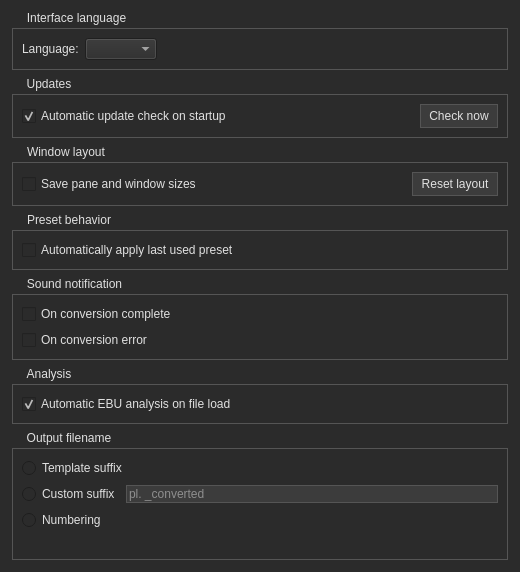
This is app/gui_qt/ui/settings_dialog.ui in plexlevi/FFBuilder as Qt 5 draws it before an edit. The edited form follows.
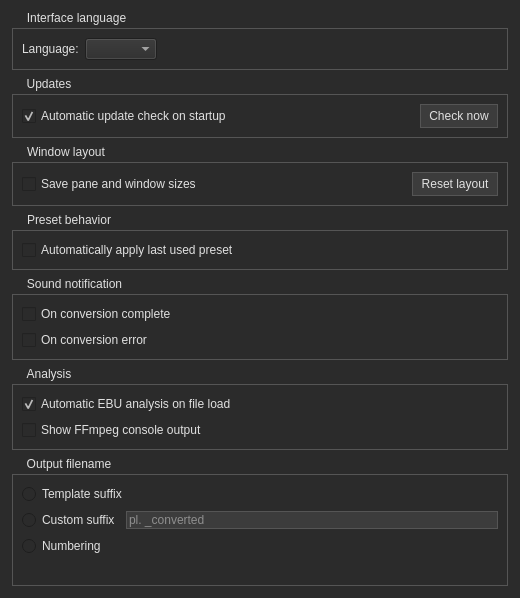
This is the edited form.

Commit message: Queue: fix multi-select restore on refresh; proportional column widths; log ffmpeg command in console_output

```diff
--- a/app/gui_qt/ui/settings_dialog.ui
+++ b/app/gui_qt/ui/settings_dialog.ui
@@ -217,6 +217,13 @@
         </property>
        </widget>
       </item>
+      <item>
+       <widget class="QCheckBox" name="showConsoleCheck">
+        <property name="text">
+         <string>Show FFmpeg console output</string>
+        </property>
+       </widget>
+      </item>
      </layout>
     </widget>
    </item>
```
The commit also changes 14 other files.
